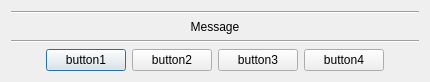
Old version of the form lib/qt/ui/confirmDialog.ui in the repository snaress/bank.
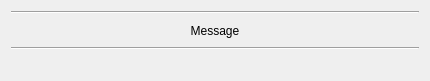
New version of the form.

Diff of the .ui file:
```diff
--- a/lib/qt/ui/confirmDialog.ui
+++ b/lib/qt/ui/confirmDialog.ui
@@ -61,34 +61,6 @@
        </property>
       </spacer>
      </item>
-     <item>
-      <widget class="QPushButton" name="bButton1">
-       <property name="text">
-        <string>button1</string>
-       </property>
-      </widget>
-     </item>
-     <item>
-      <widget class="QPushButton" name="bButton2">
-       <property name="text">
-        <string>button2</string>
-       </property>
-      </widget>
-     </item>
-     <item>
-      <widget class="QPushButton" name="bButton3">
-       <property name="text">
-        <string>button3</string>
-       </property>
-      </widget>
-     </item>
-     <item>
-      <widget class="QPushButton" name="bButton4">
-       <property name="text">
-        <string>button4</string>
-       </property>
-      </widget>
-     </item>
      <item>
       <spacer name="horizontalSpacer_2">
        <property name="orientation">
```
Left out of the diff: 2 changed lines with no effect on the pictures.
